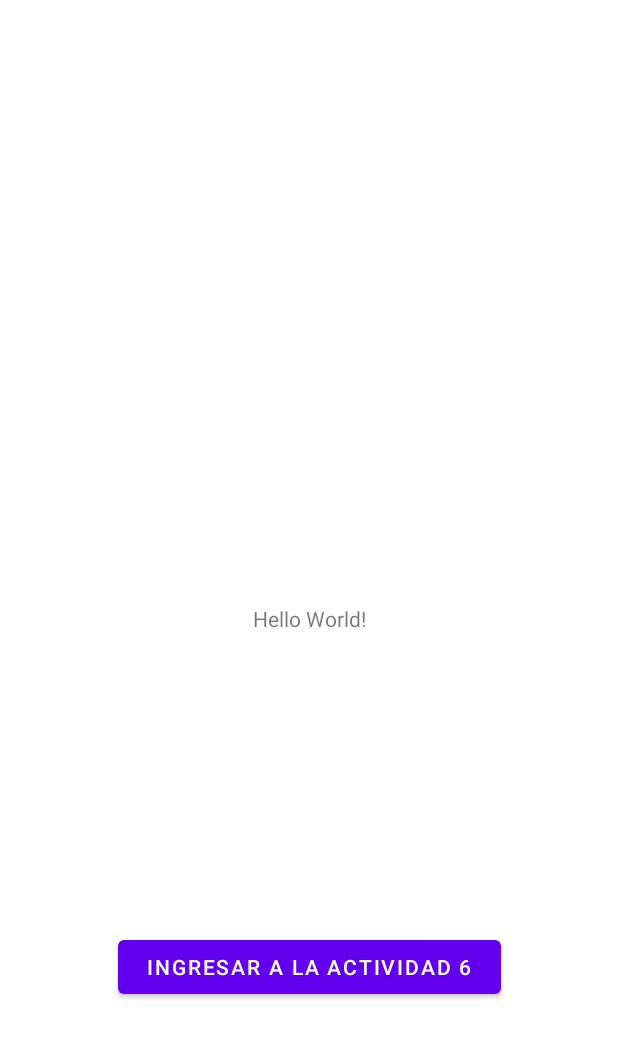
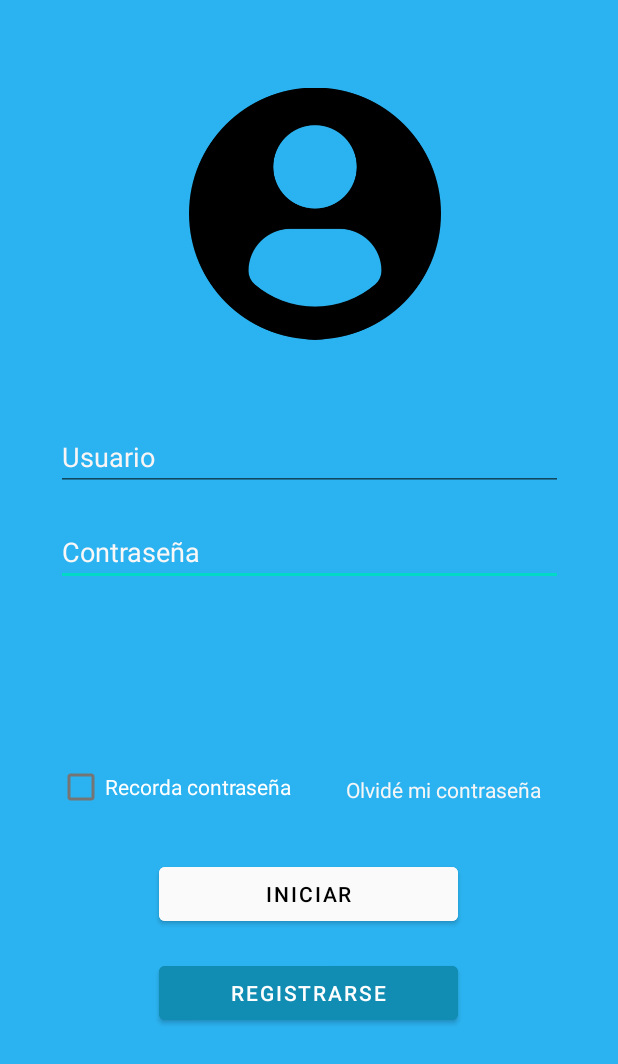
Before and after one commit to diegobejardelaguila/marcar-asistencia, an Android app: the layout activity_main.xml on its own in the app's theme, with its tools: preview values and no code run, on a phone screen of 412 x 824 dp. Shown: the top 1064 px of the screen. Run offline under Robolectric (Android 15) with nearby library versions, the phone set to English and light mode, and no system bars.

Commit message:
Add activity login

```diff
--- a/app/src/main/res/layout/activity_main.xml
+++ b/app/src/main/res/layout/activity_main.xml
@@ -1,33 +1,100 @@
 <?xml version="1.0" encoding="utf-8"?>
-<androidx.constraintlayout.widget.ConstraintLayout xmlns:android="http://schemas.android.com/apk/res/android"
+<RelativeLayout xmlns:android="http://schemas.android.com/apk/res/android"
     xmlns:app="http://schemas.android.com/apk/res-auto"
     xmlns:tools="http://schemas.android.com/tools"
     android:layout_width="match_parent"
     android:layout_height="match_parent"
-    tools:context=".MainActivity">
+    android:background="#2BB3F1"
+    tools:context=".MainActivity" >
+
+    <EditText
+        android:id="@+id/editTextTextPersonName3"
+        android:layout_width="338dp"
+        android:layout_height="wrap_content"
+        android:layout_alignParentStart="true"
+        android:layout_alignParentTop="true"
+        android:layout_centerInParent="true"
+        android:layout_marginStart="37dp"
+        android:layout_marginTop="345dp"
+        android:ems="10"
+        android:inputType="textPersonName"
+        android:text="Contraseña"
+        android:textColor="#FAF7F7" />
+
+    <ImageView
+        android:id="@+id/imageView"
+        android:layout_width="168dp"
+        android:layout_height="202dp"
+        android:layout_alignParentStart="true"
+        android:layout_alignParentTop="true"
+        android:layout_centerHorizontal="true"
+        android:layout_marginStart="126dp"
+        android:layout_marginTop="41dp"
+        app:srcCompat="@drawable/usuario_de_perfil" />
+
+    <EditText
+        android:id="@+id/editTextTextPersonName"
+        android:layout_width="338dp"
+        android:layout_height="wrap_content"
+        android:layout_alignParentStart="true"
+        android:layout_alignParentTop="true"
+        android:layout_marginStart="37dp"
+        android:layout_marginTop="282dp"
+        android:ems="10"
+        android:inputType="textPersonName"
+        android:text="Usuario"
+        android:textColor="#FAF5F5"
+        android:textColorHint="#F3F0F0" />
+
+    <com.google.android.material.textfield.TextInputLayout
+        android:layout_width="match_parent"
+        android:layout_height="wrap_content"
+        android:layout_alignParentStart="true"
+        android:layout_alignParentTop="true"
+        android:layout_marginStart="140dp"
+        android:layout_marginTop="290dp" />
+
+    <CheckBox
+        android:id="@+id/checkBox"
+        android:layout_width="wrap_content"
+        android:layout_height="wrap_content"
+        android:layout_alignParentStart="true"
+        android:layout_alignParentBottom="true"
+        android:layout_marginStart="38dp"
+        android:layout_marginBottom="275dp"
+        android:text="Recorda contraseña"
+        android:textColor="#FFFFFF" />
 
     <TextView
+        android:id="@+id/textView"
         android:layout_width="wrap_content"
         android:layout_height="wrap_content"
-        android:text="Hello World!"
-        app:layout_constraintBottom_toBottomOf="parent"
-        app:layout_constraintEnd_toEndOf="parent"
-        app:layout_constraintStart_toStartOf="parent"
-        app:layout_constraintTop_toTopOf="parent" />
+        android:layout_alignParentEnd="true"
+        android:layout_alignParentBottom="true"
+        android:layout_marginEnd="51dp"
+        android:layout_marginBottom="288dp"
+        android:text="Olvidé mi contraseña"
+        android:textColor="#F6F6F6" />
 
     <Button
-        android:id="@+id/btnActivisix"
-        android:layout_width="255dp"
+        android:id="@+id/button"
+        android:layout_width="199dp"
         android:layout_height="wrap_content"
-        android:text="@string/btnActivity6"
-        app:layout_constraintBottom_toBottomOf="parent"
-        app:layout_constraintEnd_toEndOf="parent"
-        app:layout_constraintHorizontal_bias="0.5"
-        app:layout_constraintStart_toStartOf="parent"
-        app:layout_constraintTop_toTopOf="parent"
-        app:layout_constraintVertical_bias="0.8"
-        tools:layout_editor_absoluteX="175dp"
-        tools:layout_editor_absoluteY="191dp" />
+        android:layout_alignParentBottom="true"
+        android:layout_centerHorizontal="true"
+        android:layout_marginBottom="204dp"
+        android:backgroundTint="#FAFAFA"
+        android:text="Iniciar"
+        android:textColor="#000000" />
 
+    <Button
+        android:id="@+id/button3"
+        android:layout_width="199dp"
+        android:layout_height="wrap_content"
+        android:layout_alignParentBottom="true"
+        android:layout_centerHorizontal="true"
+        android:layout_marginBottom="138dp"
+        android:backgroundTint="#118DB3"
+        android:text="Registrarse" />
 
-</androidx.constraintlayout.widget.ConstraintLayout>
+</RelativeLayout>
```
